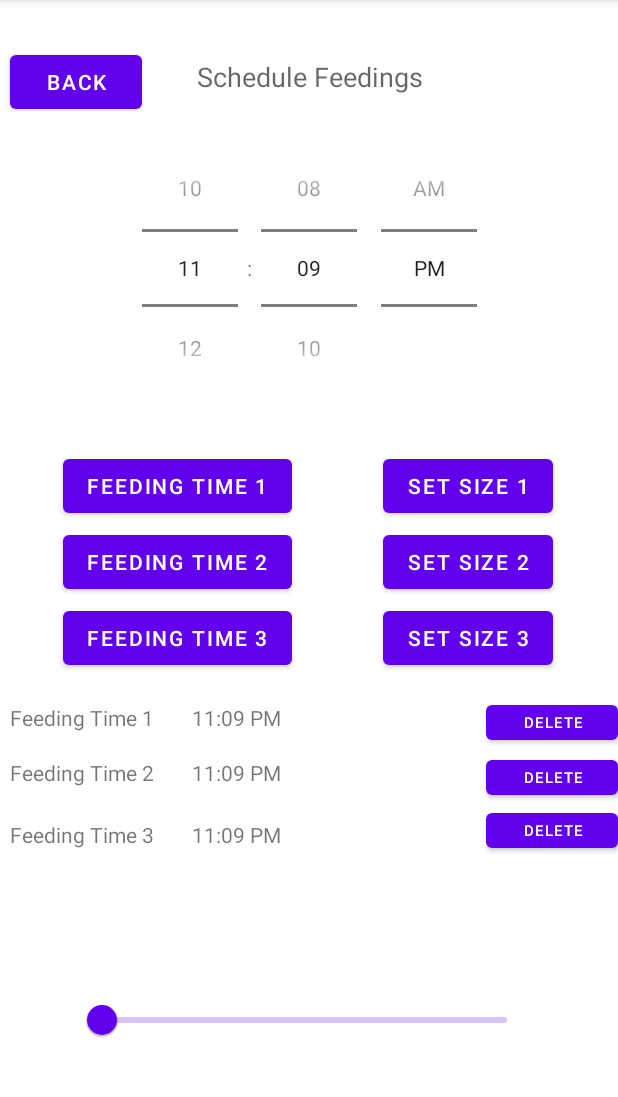
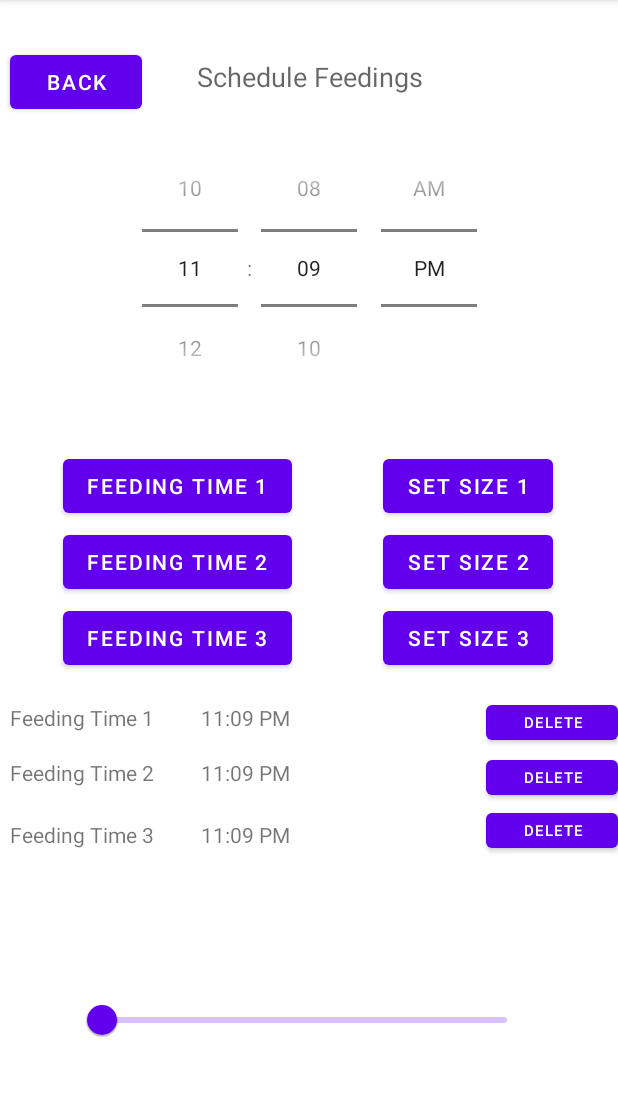
Before and after one commit to Chum-O/CatFeeder, an Android app: the ScheduleFeedingActivity screen opened directly, with no data from a screen before it, after a tap on "FEEDING TIME 2", on a phone screen of 412 x 824 dp, the part 84-1181 px from its top. Run offline under Robolectric (Android 15) with nearby library versions, the phone set to English and light mode, and no system bars; 2 statements that could not run were skipped; 2 other taps on this screen came first.

Commit message:
small ui changes

```diff
--- a/app/src/main/java/com/example/catfeeder/ScheduleFeedingActivity.java
+++ b/app/src/main/java/com/example/catfeeder/ScheduleFeedingActivity.java
@@ -81,7 +81,6 @@ public class ScheduleFeedingActivity extends AppCompatActivity {
         setFeedSize1 = findViewById(R.id.button_feeding1_size);
         setFeedSize2 = findViewById(R.id.button_feeding2_size);
         setFeedSize3 = findViewById(R.id.button_feeding3_size);
-
 
         String t1 = "";
         try {
--- a/app/src/main/res/layout/activity_feeder_log.xml
+++ b/app/src/main/res/layout/activity_feeder_log.xml
@@ -34,7 +34,7 @@
     <WebView
         android:id="@+id/logViewer"
         android:layout_width="match_parent"
-        android:layout_height="500dp"
+        android:layout_height="650dp"
         app:layout_constraintBottom_toBottomOf="parent"
         app:layout_constraintHorizontal_bias="0.0"
         app:layout_constraintLeft_toLeftOf="parent"
--- a/app/src/main/res/layout/activity_schedule_feeding.xml
+++ b/app/src/main/res/layout/activity_schedule_feeding.xml
@@ -70,36 +70,36 @@
 
     <TextView
         android:id="@+id/time_feeding1"
-        android:layout_width="60dp"
+        android:layout_width="80dp"
         android:layout_height="wrap_content"
         android:ems="10"
         app:layout_constraintBottom_toBottomOf="parent"
         app:layout_constraintEnd_toEndOf="parent"
-        app:layout_constraintHorizontal_bias="0.364"
+        app:layout_constraintHorizontal_bias="0.404"
         app:layout_constraintStart_toStartOf="parent"
         app:layout_constraintTop_toTopOf="parent"
         app:layout_constraintVertical_bias="0.626" />
 
     <TextView
         android:id="@+id/time_feeding2"
-        android:layout_width="60dp"
+        android:layout_width="80dp"
         android:layout_height="wrap_content"
         android:ems="10"
         app:layout_constraintBottom_toBottomOf="parent"
         app:layout_constraintEnd_toEndOf="parent"
-        app:layout_constraintHorizontal_bias="0.364"
+        app:layout_constraintHorizontal_bias="0.404"
         app:layout_constraintStart_toStartOf="parent"
         app:layout_constraintTop_toTopOf="parent"
         app:layout_constraintVertical_bias="0.675" />
 
     <TextView
         android:id="@+id/time_feeding3"
-        android:layout_width="60dp"
+        android:layout_width="80dp"
         android:layout_height="wrap_content"
         android:ems="10"
         app:layout_constraintBottom_toBottomOf="parent"
         app:layout_constraintEnd_toEndOf="parent"
-        app:layout_constraintHorizontal_bias="0.364"
+        app:layout_constraintHorizontal_bias="0.404"
         app:layout_constraintStart_toStartOf="parent"
         app:layout_constraintTop_toTopOf="parent"
         app:layout_constraintVertical_bias="0.73" />
@@ -107,39 +107,39 @@
 
     <TextView
         android:id="@+id/size_feeding1"
-        android:layout_width="60dp"
+        android:layout_width="80dp"
         android:layout_height="wrap_content"
         android:ems="10"
         app:layout_constraintBottom_toBottomOf="parent"
         app:layout_constraintEnd_toEndOf="parent"
-        app:layout_constraintHorizontal_bias="0.658"
+        app:layout_constraintHorizontal_bias="0.734"
         app:layout_constraintStart_toStartOf="parent"
         app:layout_constraintTop_toTopOf="parent"
         app:layout_constraintVertical_bias="0.626" />
 
     <TextView
-        android:id="@+id/size_feeding3"
-        android:layout_width="60dp"
+        android:id="@+id/size_feeding2"
+        android:layout_width="80dp"
         android:layout_height="wrap_content"
         android:ems="10"
         app:layout_constraintBottom_toBottomOf="parent"
         app:layout_constraintEnd_toEndOf="parent"
-        app:layout_constraintHorizontal_bias="0.658"
+        app:layout_constraintHorizontal_bias="0.734"
         app:layout_constraintStart_toStartOf="parent"
         app:layout_constraintTop_toTopOf="parent"
-        app:layout_constraintVertical_bias="0.73" />
+        app:layout_constraintVertical_bias="0.675" />
 
     <TextView
-        android:id="@+id/size_feeding2"
-        android:layout_width="60dp"
+        android:id="@+id/size_feeding3"
+        android:layout_width="80dp"
         android:layout_height="wrap_content"
         android:ems="10"
         app:layout_constraintBottom_toBottomOf="parent"
         app:layout_constraintEnd_toEndOf="parent"
-        app:layout_constraintHorizontal_bias="0.658"
+        app:layout_constraintHorizontal_bias="0.734"
         app:layout_constraintStart_toStartOf="parent"
         app:layout_constraintTop_toTopOf="parent"
-        app:layout_constraintVertical_bias="0.675" />
+        app:layout_constraintVertical_bias="0.73" />
 
     <Button
         android:id="@+id/remove_feeding1"
--- a/app/src/main/res/layout/manual_feeding_activity.xml
+++ b/app/src/main/res/layout/manual_feeding_activity.xml
@@ -13,10 +13,9 @@
         android:layout_width="403dp"
         android:layout_height="300dp"
         android:layout_marginEnd="4dp"
-        android:layout_marginBottom="240dp"
+        android:layout_marginBottom="348dp"
         app:layout_constraintBottom_toBottomOf="parent"
-        app:layout_constraintEnd_toEndOf="parent" >
-    </WebView>
+        app:layout_constraintEnd_toEndOf="parent"></WebView>
 
     <com.google.android.material.slider.Slider
         android:id="@+id/feed_size_slider"
```
Also changed, not shown: app/src/main/res/layout/laser_toy_activity.xml (+4 -4 lines).
